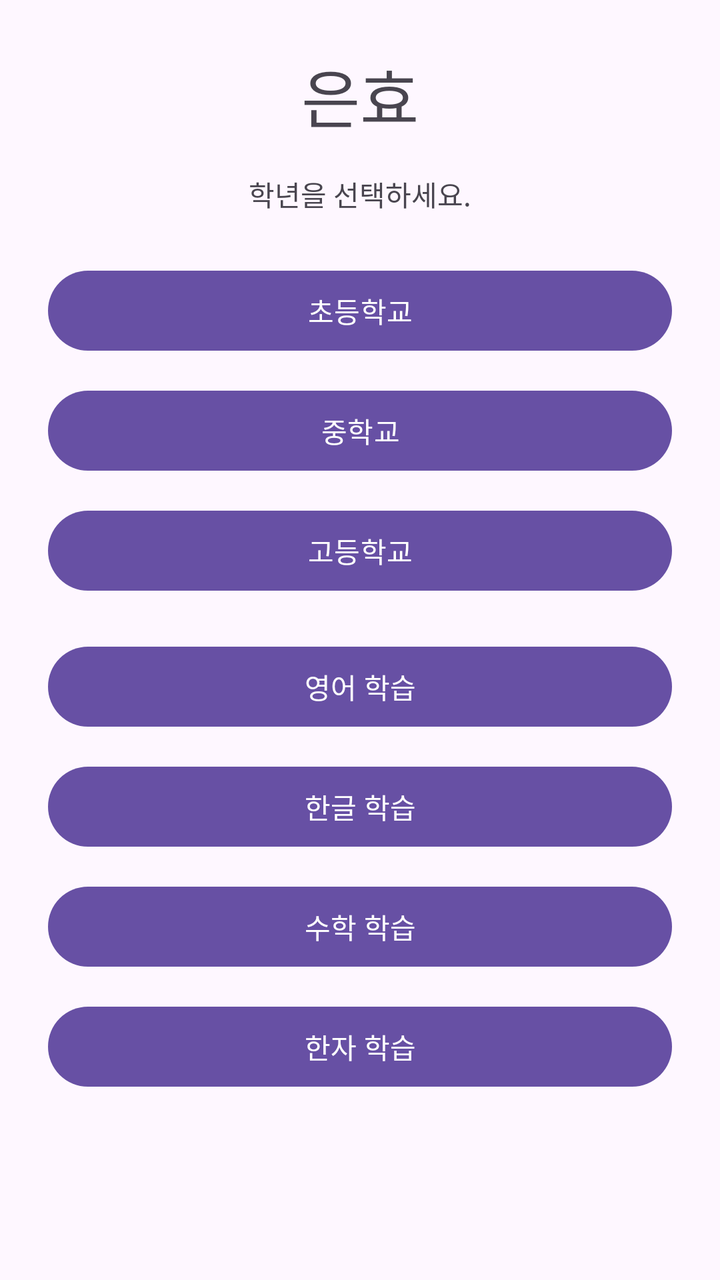
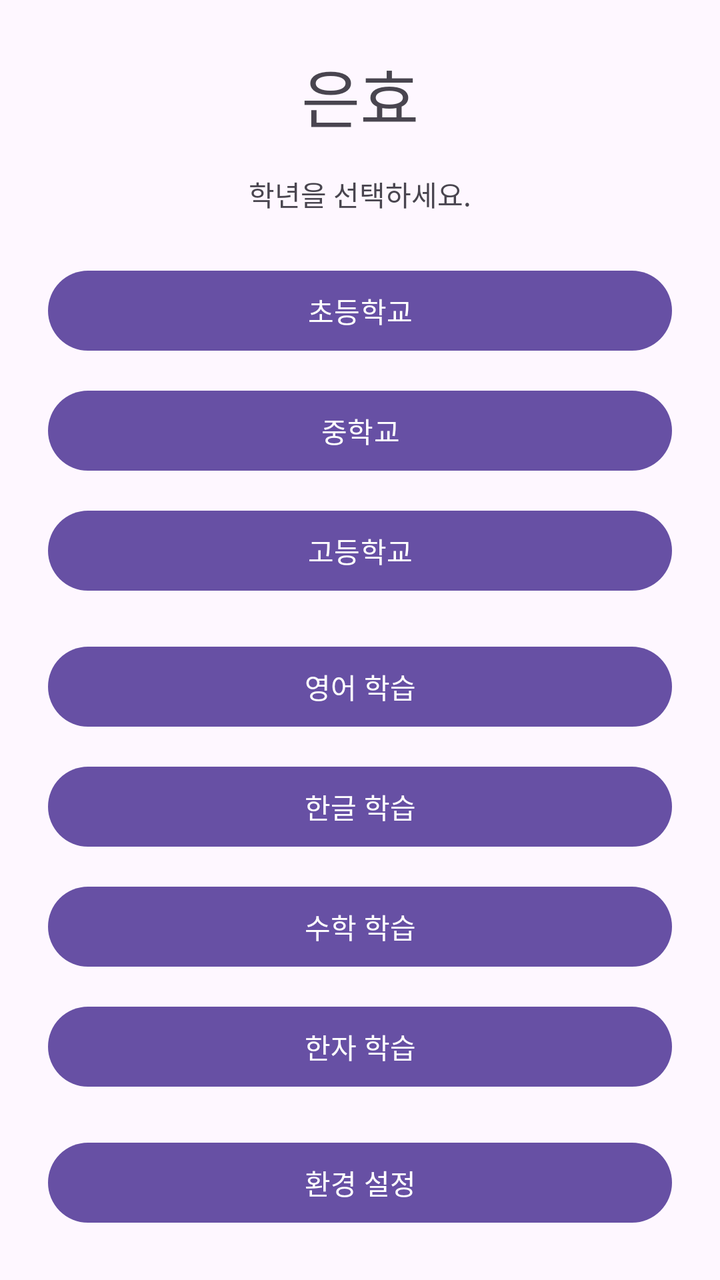

Before-and-after screenshots of an Android layout around one commit, followed by the original layout XML and the change that was made.
<!-- AndroidManifest.xml: application theme Theme.Eunhyo2 -->
<!-- res/layout/activity_main.xml -->
<?xml version="1.0" encoding="utf-8"?>
<ScrollView xmlns:android="http://schemas.android.com/apk/res/android"
    android:layout_width="match_parent"
    android:layout_height="match_parent">

    <LinearLayout
        android:layout_width="match_parent"
        android:layout_height="wrap_content"
        android:orientation="vertical"
        android:gravity="center_horizontal"
        android:padding="24dp">

        <TextView
            android:layout_width="wrap_content"
            android:layout_height="wrap_content"
            android:text="@string/app_name"
            android:textAppearance="@style/TextAppearance.Material3.HeadlineLarge" />

        <TextView
            android:id="@+id/textStatus"
            android:layout_width="wrap_content"
            android:layout_height="wrap_content"
            android:layout_marginTop="16dp"
            android:text="@string/select_grade" />

        <com.google.android.material.button.MaterialButton
            android:id="@+id/buttonElementary"
            android:layout_width="match_parent"
            android:layout_height="wrap_content"
            android:layout_marginTop="24dp"
            android:text="@string/elementary" />

        <com.google.android.material.button.MaterialButton
            android:id="@+id/buttonMiddle"
            android:layout_width="match_parent"
            android:layout_height="wrap_content"
            android:layout_marginTop="12dp"
            android:text="@string/middle" />

        <com.google.android.material.button.MaterialButton
            android:id="@+id/buttonHigh"
            android:layout_width="match_parent"
            android:layout_height="wrap_content"
            android:layout_marginTop="12dp"
            android:text="@string/high" />

        <com.google.android.material.button.MaterialButton
            android:id="@+id/buttonEnglishStudy"
            android:layout_width="match_parent"
            android:layout_height="wrap_content"
            android:layout_marginTop="20dp"
            android:text="@string/english_study" />

        <com.google.android.material.button.MaterialButton
            android:id="@+id/buttonKoreanStudy"
            android:layout_width="match_parent"
            android:layout_height="wrap_content"
            android:layout_marginTop="12dp"
            android:text="@string/korean_study" />

        <com.google.android.material.button.MaterialButton
            android:id="@+id/buttonMathStudy"
            android:layout_width="match_parent"
            android:layout_height="wrap_content"
            android:layout_marginTop="12dp"
            android:text="@string/math_study" />

        <com.google.android.material.button.MaterialButton
            android:id="@+id/buttonHanjaStudy"
            android:layout_width="match_parent"
            android:layout_height="wrap_content"
            android:layout_marginTop="12dp"
            android:text="한자 학습" />
    </LinearLayout>
</ScrollView>
<!-- resources referenced by this layout -->
<resources>
  <string name="app_name">은효</string>
  <string name="elementary">초등학교</string>
  <string name="english_study">영어 학습</string>
  <string name="high">고등학교</string>
  <string name="korean_study">한글 학습</string>
  <string name="math_study">수학 학습</string>
  <string name="middle">중학교</string>
  <string name="select_grade">학년을 선택하세요.</string>
  <style name="Theme.Eunhyo2" parent="Theme.Material3.DayNight.NoActionBar">
          <item name="android:windowLightStatusBar">true</item>
      </style>
</resources>

<!-- the commit's change to res/layout/activity_main.xml (unified diff, before → after) -->
@@ -71,5 +71,12 @@
             android:layout_height="wrap_content"
             android:layout_marginTop="12dp"
             android:text="한자 학습" />
+
+        <com.google.android.material.button.MaterialButton
+            android:id="@+id/buttonSettings"
+            android:layout_width="match_parent"
+            android:layout_height="wrap_content"
+            android:layout_marginTop="20dp"
+            android:text="환경 설정" />
     </LinearLayout>
 </ScrollView>
